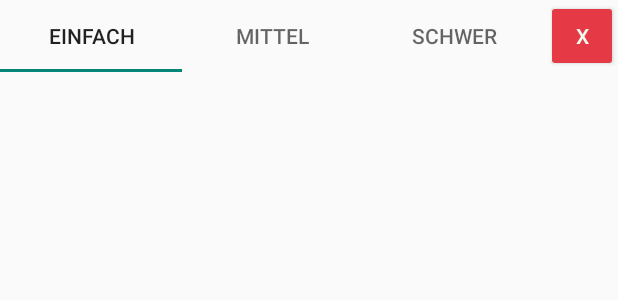
After one commit to Epictigu/Minesweeper, an Android app: the layout activity_highscore.xml on its own in the app's theme, with its tools: preview values and no code run, on a phone screen of 412 x 824 dp. The commit adds this screen. Shown: the top 300 px of the screen. Run offline under Robolectric (Android 15) with nearby library versions, the phone set to English and light mode, and no system bars.

Commit message:
Server - Client Highscore

```diff
--- a/app/src/main/AndroidManifest.xml
+++ b/app/src/main/AndroidManifest.xml
@@ -14,6 +14,7 @@
             android:exported="false"
             android:label="@string/title_activity_anleitung"
             android:theme="@style/Theme.Minesweeper.NoActionBar" />
+        <activity android:name=".HighscoreActivity"></activity>
         <activity
             android:name=".MainActivity"
             android:exported="true" >
@@ -24,5 +25,7 @@
             </intent-filter>
         </activity>
     </application>
+    <uses-permission android:name="android.permission.INTERNET" />
+    <uses-permission android:name="android.permission.ACCESS_NETWORK_STATE" />
 
 </manifest>
--- a/app/src/main/java/def/fhswf/ma/minesweeper/MainActivity.java
+++ b/app/src/main/java/def/fhswf/ma/minesweeper/MainActivity.java
@@ -42,4 +42,9 @@ public class MainActivity extends AppCompatActivity {
         });
     }
 
+    public void showHighscoreBoard(View v){
+        Intent intent = new Intent(this, HighscoreActivity.class);
+        startActivity(intent);
+    }
+
 }
--- a/app/src/main/java/def/fhswf/ma/minesweeper/manager/PointManager.java
+++ b/app/src/main/java/def/fhswf/ma/minesweeper/manager/PointManager.java
@@ -33,6 +33,10 @@ public class PointManager {
         updateLable();
     }
 
+    public int getPoints(){
+        return points;
+    }
+
     private void updateLable(){
         ((TextView) MainActivity.getInstance().findViewById(R.id.pointsView)).setText(String.format("%03d", this.points));
     }
--- a/app/src/main/java/def/fhswf/ma/minesweeper/manager/TimeManager.java
+++ b/app/src/main/java/def/fhswf/ma/minesweeper/manager/TimeManager.java
@@ -49,6 +49,11 @@ public class TimeManager extends Thread{
         start();
     }
 
+    public int getTime(){
+        TextView timeView = (TextView) MainActivity.getInstance().findViewById(R.id.timeView);
+        return Integer.parseInt(timeView.getText().toString());
+    }
+
     public void stopTimer(){
         continueTime = false;
     }
--- /dev/null
+++ b/app/src/main/res/layout/activity_highscore.xml
@@ -0,0 +1,51 @@
+<?xml version="1.0" encoding="utf-8"?>
+<androidx.constraintlayout.widget.ConstraintLayout xmlns:android="http://schemas.android.com/apk/res/android"
+    xmlns:app="http://schemas.android.com/apk/res-auto"
+    xmlns:tools="http://schemas.android.com/tools"
+    android:layout_width="match_parent"
+    android:layout_height="match_parent">
+
+    <Button
+        android:id="@+id/button"
+        android:layout_width="48dp"
+        android:layout_height="48dp"
+        android:backgroundTint="@color/scheme_1"
+        android:onClick="close"
+        android:text="x"
+        android:textColor="@color/scheme_2"
+        app:layout_constraintEnd_toEndOf="parent"
+        app:layout_constraintTop_toTopOf="parent" />
+
+    <com.google.android.material.tabs.TabLayout
+        android:id="@+id/tabLayout"
+        android:layout_width="0dp"
+        android:layout_height="wrap_content"
+        app:layout_constraintEnd_toStartOf="@id/button"
+        app:layout_constraintStart_toStartOf="parent"
+        app:layout_constraintTop_toTopOf="parent">
+
+        <com.google.android.material.tabs.TabItem
+            android:layout_width="wrap_content"
+            android:layout_height="wrap_content"
+            android:text="Einfach" />
+
+        <com.google.android.material.tabs.TabItem
+            android:layout_width="wrap_content"
+            android:layout_height="wrap_content"
+            android:text="Mittel" />
+
+        <com.google.android.material.tabs.TabItem
+            android:layout_width="wrap_content"
+            android:layout_height="wrap_content"
+            android:text="Schwer" />
+    </com.google.android.material.tabs.TabLayout>
+
+    <TableLayout
+        android:id="@+id/tableLayout"
+        android:layout_width="0dp"
+        android:layout_height="0dp"
+        app:layout_constraintBottom_toBottomOf="parent"
+        app:layout_constraintEnd_toEndOf="parent"
+        app:layout_constraintStart_toStartOf="parent"
+        app:layout_constraintTop_toBottomOf="@+id/tabLayout"/>
+</androidx.constraintlayout.widget.ConstraintLayout>
--- a/app/src/main/res/layout/activity_main.xml
+++ b/app/src/main/res/layout/activity_main.xml
@@ -47,6 +47,7 @@
             android:layout_marginBottom="30dp"
             android:backgroundTint="@color/scheme_5"
             android:clickable="true"
+            android:onClick="showHighscoreBoard"
             android:tint="@color/scheme_2"
             app:layout_anchor="@id/bottomAppBar"
             app:srcCompat="@mipmap/trophy" />
--- a/app/src/main/res/values/strings.xml
+++ b/app/src/main/res/values/strings.xml
@@ -2,8 +2,9 @@
     <string name="app_name">Minesweeper</string>
     <string-array name="difficulties">
         <item>Einfach</item>
-        <item>Mittel</item>
-        <item>Schwer</item>
+        <item>Forgeschritten</item>
+        <item>Profi</item>
+        <item>Benutzerdefiniert</item>
     </string-array>
     <string name="title_activity_anleitung">AnleitungActivity</string>
     <!-- Strings used for fragments for navigation -->
```
Also changed, not shown: app/src/main/java/def/fhswf/ma/minesweeper/HighscoreActivity.java (added, +106 -0 lines), app/src/main/java/def/fhswf/ma/minesweeper/MinesweeperPane.java (+38 -4 lines), app/src/main/java/def/fhswf/ma/minesweeper/highscore/Difficulty.java (added, +9 -0 lines), app/src/main/java/def/fhswf/ma/minesweeper/highscore/Highscore.java (added, +27 -0 lines), app/src/main/java/def/fhswf/ma/minesweeper/manager/HighscoreManager.java (added, +120 -0 lines).
